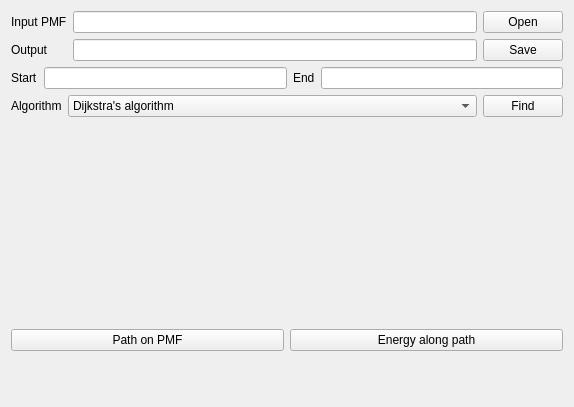
Qt form findpathtab/findpathtab.ui (HanatoK/PMFToolBox) before a commit.
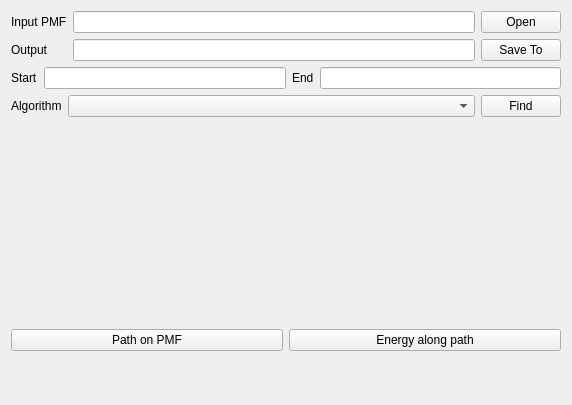
The same form after that commit.

The edit to the form file:
```diff
--- a/findpathtab/findpathtab.ui
+++ b/findpathtab/findpathtab.ui
@@ -6,8 +6,8 @@
    <rect>
     <x>0</x>
     <y>0</y>
-    <width>574</width>
-    <height>407</height>
+    <width>572</width>
+    <height>405</height>
    </rect>
   </property>
   <property name="windowTitle">
@@ -44,7 +44,7 @@
    <item row="1" column="2">
     <widget class="QPushButton" name="pushButtonSave">
      <property name="text">
-      <string>Save</string>
+      <string>Save To</string>
      </property>
     </widget>
    </item>
@@ -64,18 +64,7 @@
       </widget>
      </item>
      <item>
-      <widget class="QComboBox" name="comboBoxAlgorithm">
-       <item>
-        <property name="text">
-         <string>Dijkstra's algorithm</string>
-        </property>
-       </item>
-       <item>
-        <property name="text">
-         <string>Shortest path faster algorithm</string>
-        </property>
-       </item>
-      </widget>
+      <widget class="QComboBox" name="comboBoxAlgorithm"/>
      </item>
     </layout>
    </item>
```
Left out of the diff: 2 changed lines with no effect on the pictures.
